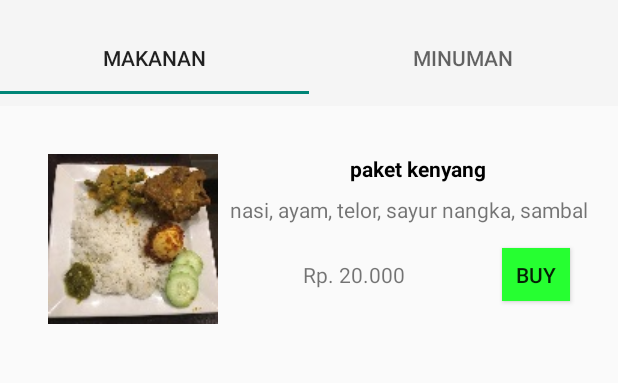
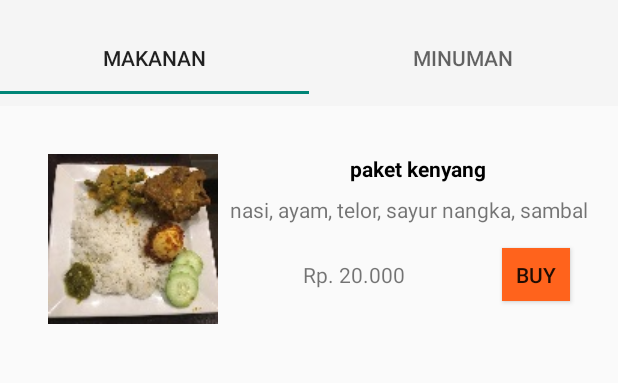
Before and after one commit to alrafi/okfood, an Android app: the screen it shows after launch once a user with an empty profile is signed in (MainActivity), on a phone screen of 412 x 824 dp, the part 62-445 px from its top. Run offline under Robolectric (Android 15) with nearby library versions, the phone set to English and light mode, and no system bars; our stand-ins replace Firebase (no records; nobody signed in at launch, a user with empty details on screens opened directly); 1 statement that could not run was skipped.

Commit message:
update color layout

```diff
--- a/app/build.gradle
+++ b/app/build.gradle
@@ -30,5 +30,6 @@ dependencies {
     implementation 'com.google.firebase:firebase-core:16.0.7'
     implementation 'com.google.firebase:firebase-auth:16.1.0'
     implementation 'com.google.android.gms:play-services-auth:16.0.1'
+    implementation 'com.android.support:cardview-v7:28.0.0'
 }
 apply plugin: 'com.google.gms.google-services'
--- a/app/src/main/res/layout/fragment_fragment_makanan.xml
+++ b/app/src/main/res/layout/fragment_fragment_makanan.xml
@@ -68,7 +68,7 @@
         android:layout_marginTop="16dp"
         android:layout_marginEnd="32dp"
         android:layout_marginRight="32dp"
-        android:background="@color/colorPrimary"
+        android:background="@color/colorLayout"
         android:text="@string/buy"
         app:layout_constraintEnd_toEndOf="parent"
         app:layout_constraintTop_toBottomOf="@+id/Desc_minuman" />
--- a/app/src/main/res/layout/fragment_fragment_minuman.xml
+++ b/app/src/main/res/layout/fragment_fragment_minuman.xml
@@ -60,7 +60,7 @@
         android:layout_marginTop="16dp"
         android:layout_marginEnd="32dp"
         android:layout_marginRight="32dp"
-        android:background="@color/colorPrimary"
+        android:background="@color/colorLayout"
         android:text="@string/buy"
         app:layout_constraintEnd_toEndOf="parent"
         app:layout_constraintTop_toBottomOf="@+id/Desc_minuman" />
--- a/app/src/main/res/values/colors.xml
+++ b/app/src/main/res/values/colors.xml
@@ -5,4 +5,5 @@
     <color name="colorAccent">#D81B60</color>
     <color name="colorBody">#3d3d3d</color>
     <color name="colorBackground">#D8D7D6</color>
+    <color name="colorLayout">#ff631c</color>
 </resources>
```
Also changed, not shown: 3 other files.
